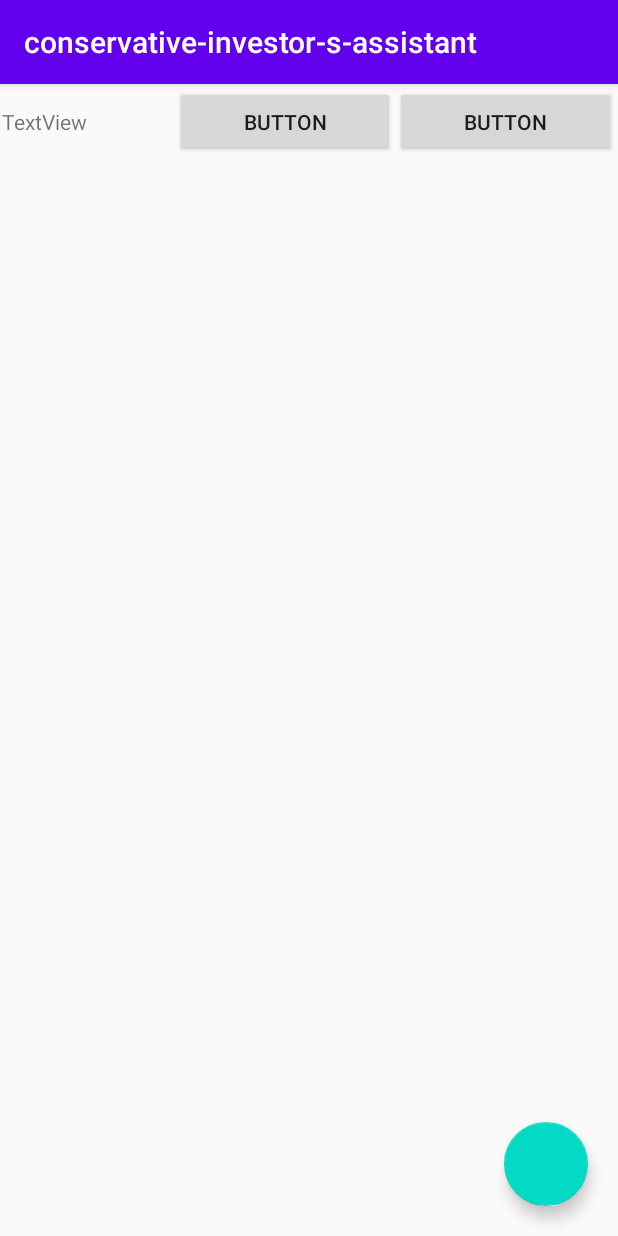
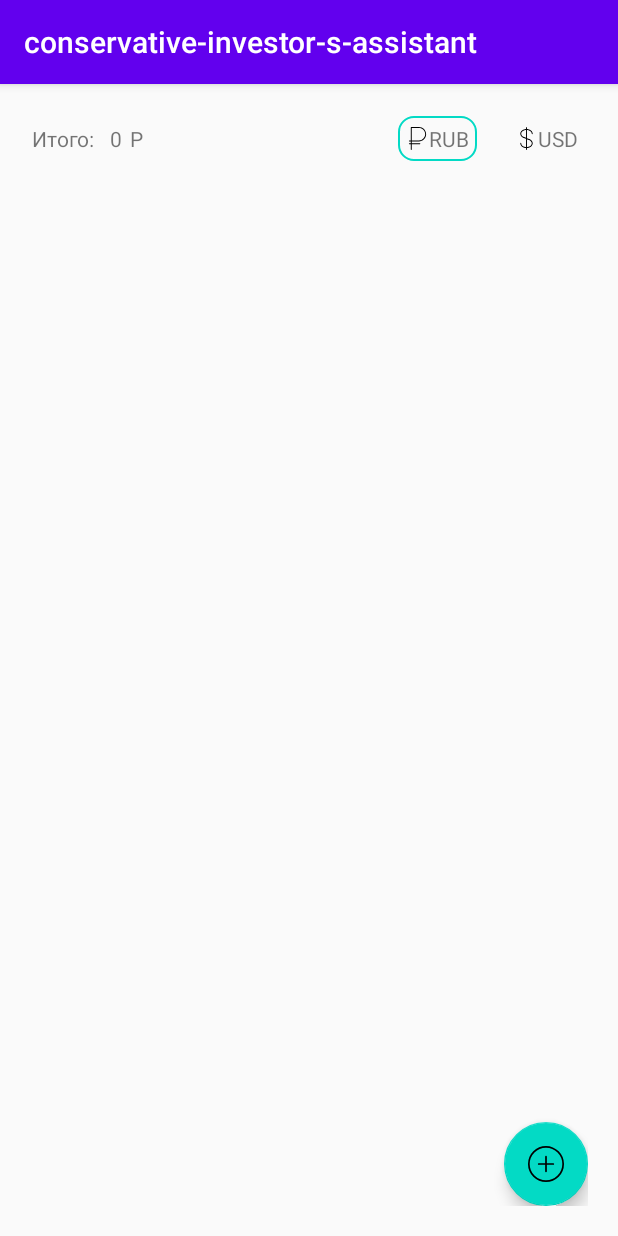
Before and after one commit to AlexanderNest/conservative-investor-s-assistant, an Android app: the screen it shows after launch (MainActivity), on a phone screen of 412 x 824 dp. Run offline under Robolectric (Android 15) with nearby library versions, the phone set to English and light mode, and no system bars.

Commit message:
Изменил дизайн главной активности

```diff
--- a/app/src/main/java/com/nestapps/conservative_investor_s_assistant/MainActivity.java
+++ b/app/src/main/java/com/nestapps/conservative_investor_s_assistant/MainActivity.java
@@ -35,4 +35,16 @@ public class MainActivity extends AppCompatActivity {
         Intent intent = new Intent(MainActivity.this, SettingsActivity.class);
         startActivity(intent);
     }
+
+    public void onRubleLayoutClicked(View view){
+        View dollar_layout = findViewById(R.id.dollar_layout);
+        dollar_layout.setBackground(null);
+        view.setBackground(getDrawable(R.drawable.checked_border));
+    }
+
+    public void onDollarLayoutClicked(View view){
+        View ruble_layout = findViewById(R.id.ruble_layout);
+        ruble_layout.setBackground(null);
+        view.setBackground(getDrawable(R.drawable.checked_border));
+    }
 }
--- /dev/null
+++ b/app/src/main/res/drawable/checked_border.xml
@@ -0,0 +1,7 @@
+<shape xmlns:android="http://schemas.android.com/apk/res/android"
+    android:thickness="0dp"
+    android:shape="rectangle">
+    <stroke android:width="1dp"
+        android:color="@color/colorAccent"/>
+    <corners android:radius="10dp" />
+</shape>
--- /dev/null
+++ b/app/src/main/res/drawable/ic_add.xml
@@ -0,0 +1,12 @@
+<vector xmlns:android="http://schemas.android.com/apk/res/android"
+    android:width="128dp"
+    android:height="128dp"
+    android:viewportWidth="128"
+    android:viewportHeight="128">
+  <path
+      android:fillColor="#FF000000"
+      android:pathData="M64,0a64,64 0,1 0,64 64A64.07,64.07 0,0 0,64 0ZM64,122a58,58 0,1 1,58 -58A58.07,58.07 0,0 1,64 122Z"/>
+  <path
+      android:fillColor="#FF000000"
+      android:pathData="M90,61H67V38a3,3 0,0 0,-6 0V61H38a3,3 0,0 0,0 6H61V90a3,3 0,0 0,6 0V67H90a3,3 0,0 0,0 -6Z"/>
+</vector>
--- /dev/null
+++ b/app/src/main/res/drawable/ic_dollar.xml
@@ -0,0 +1,18 @@
+<vector xmlns:android="http://schemas.android.com/apk/res/android"
+    android:width="512dp"
+    android:height="512dp"
+    android:viewportWidth="512"
+    android:viewportHeight="512">
+  <path
+      android:fillColor="#FF000000"
+      android:pathData="M256,0c-5.888,0 -10.667,4.779 -10.667,10.667v490.667c0,5.888 4.779,10.667 10.667,10.667s10.667,-4.779 10.667,-10.667V10.667C266.667,4.779 261.888,0 256,0z"/>
+  <path
+      android:fillColor="#FF000000"
+      android:pathData="M256,42.667c-76.459,0 -138.667,47.851 -138.667,106.667c0,40.597 29.184,77.12 76.181,95.317c1.28,0.491 2.56,0.725 3.861,0.725c4.267,0 8.32,-2.581 9.941,-6.827c2.155,-5.483 -0.576,-11.648 -6.08,-13.781c-38.592,-14.955 -62.571,-43.861 -62.571,-75.435C138.667,102.272 191.317,64 256,64s117.333,38.272 117.333,85.333c0,5.888 4.779,10.667 10.667,10.667c5.888,0 10.667,-4.779 10.667,-10.667C394.667,90.517 332.459,42.667 256,42.667z"/>
+  <path
+      android:fillColor="#FF000000"
+      android:pathData="M318.464,267.371c-5.483,-2.155 -11.648,0.576 -13.781,6.08c-2.155,5.483 0.576,11.648 6.08,13.781c38.592,14.955 62.571,43.861 62.571,75.435C373.333,409.728 320.683,448 256,448s-117.333,-38.272 -117.333,-85.333c0,-5.888 -4.779,-10.667 -10.667,-10.667s-10.667,4.779 -10.667,10.667c0,58.816 62.208,106.667 138.667,106.667s138.667,-47.851 138.667,-106.667C394.667,322.069 365.483,285.547 318.464,267.371z"/>
+  <path
+      android:fillColor="#FF000000"
+      android:pathData="M318.592,267.435c-31.211,-12.587 -46.016,-17.472 -61.653,-22.635c-13.888,-4.587 -28.245,-9.344 -55.701,-20.011c-5.461,-2.197 -11.648,0.576 -13.803,6.059s0.576,11.669 6.059,13.803c27.989,10.88 42.624,15.701 56.768,20.373c15.317,5.056 29.781,9.835 60.373,22.165c1.301,0.512 2.645,0.768 3.989,0.768c4.224,0 8.213,-2.517 9.877,-6.656C326.72,275.861 324.075,269.653 318.592,267.435z"/>
+</vector>
--- /dev/null
+++ b/app/src/main/res/drawable/ic_return.xml
@@ -0,0 +1,9 @@
+<vector xmlns:android="http://schemas.android.com/apk/res/android"
+    android:width="15.699dp"
+    android:height="8.707dp"
+    android:viewportWidth="15.699"
+    android:viewportHeight="8.707">
+  <path
+      android:fillColor="#FF000000"
+      android:pathData="M15.699,3.854l-13.785,0l3.147,-3.147l-0.707,-0.707l-4.354,4.354l4.354,4.353l0.707,-0.707l-3.147,-3.146l13.785,0z"/>
+</vector>
--- /dev/null
+++ b/app/src/main/res/drawable/ic_ruble.xml
@@ -0,0 +1,9 @@
+<vector xmlns:android="http://schemas.android.com/apk/res/android"
+    android:width="512dp"
+    android:height="512dp"
+    android:viewportWidth="512"
+    android:viewportHeight="512">
+  <path
+      android:fillColor="#FF000000"
+      android:pathData="M288,320c88.359,0 160,-71.633 160,-160S376.359,0 288,0c-0.016,0 -0.016,0 -0.031,0H117.328c-5.891,0 -10.656,4.773 -10.656,10.664v287.992h-32c-5.891,0 -10.672,4.781 -10.672,10.688C64,315.219 68.781,320 74.672,320h32v42.656h-32c-5.891,0 -10.672,4.781 -10.672,10.688C64,379.219 68.781,384 74.672,384h32v117.344c0,5.875 4.766,10.656 10.656,10.656S128,507.219 128,501.344V384h181.328c5.891,0 10.672,-4.781 10.672,-10.656c0,-5.906 -4.781,-10.688 -10.672,-10.688H128V320H288zM128,21.336h159.969H288c18.734,0 36.891,3.664 53.969,10.883c16.516,6.984 31.344,16.984 44.078,29.727c12.75,12.742 22.75,27.578 29.734,44.086C423,123.109 426.672,141.273 426.672,160s-3.672,36.891 -10.891,53.969c-6.984,16.508 -16.984,31.344 -29.734,44.086c-12.734,12.742 -27.562,22.742 -44.078,29.727C324.891,295 306.734,298.656 288,298.656H128V21.336z"/>
+</vector>
--- a/app/src/main/res/layout/activity_main.xml
+++ b/app/src/main/res/layout/activity_main.xml
@@ -4,7 +4,9 @@
     xmlns:tools="http://schemas.android.com/tools"
     android:layout_width="match_parent"
     android:layout_height="match_parent"
-    tools:context=".MainActivity">
+    tools:context=".MainActivity"
+    android:padding="20dp">
+
 
     <LinearLayout
         android:id="@+id/linearLayout3"
@@ -20,36 +22,97 @@
         app:layout_constraintStart_toStartOf="parent"
         app:layout_constraintTop_toTopOf="parent">
 
-        <LinearLayout
+        <RelativeLayout
             android:layout_width="match_parent"
             android:layout_height="wrap_content"
-            android:onClick="on_add_asset_button_clicked"
+
+            >
+
+            <LinearLayout
+                android:layout_centerVertical="true"
+                android:layout_width="wrap_content"
+                android:layout_height="wrap_content"
                 android:orientation="horizontal">
 
                 <TextView
                     android:id="@+id/total_capital_text"
                     android:layout_width="wrap_content"
                     android:layout_height="wrap_content"
+                    android:layout_centerVertical="true"
+                    android:text="@string/full_cost" />
+
+                <TextView
+                    android:id="@+id/sum_of_capital"
+                    android:layout_width="wrap_content"
+                    android:layout_height="wrap_content"
+                    android:layout_marginLeft="10dp"
                     android:layout_weight="1"
-                android:text="TextView" />
+                    android:text="@string/start_amount" />
 
-            <Button
-                android:id="@+id/set_rub_button"
+                <TextView
+                    android:layout_marginLeft="5dp"
+                    android:id="@+id/textView9"
                     android:layout_width="wrap_content"
                     android:layout_height="wrap_content"
                     android:layout_weight="1"
-                android:onClick="on_add_asset_button_clicked"
-                android:text="Button" />
+                    android:text="@string/currency" />
+            </LinearLayout>
 
-            <Button
-                android:id="@+id/button4"
+            <LinearLayout
+                android:id="@+id/ruble_layout"
+                android:layout_width="wrap_content"
+                android:layout_height="wrap_content"
+                android:layout_centerVertical="true"
+                android:layout_toLeftOf="@id/dollar_layout"
+                android:background="@drawable/checked_border"
+                android:clickable="true"
+                android:gravity="center"
+                android:onClick="onRubleLayoutClicked"
+                android:orientation="horizontal"
+                android:padding="5dp">
+
+                <ImageView
+                    android:id="@+id/imageView"
+                    android:layout_width="15dp"
+                    android:layout_height="15dp"
+                    android:layout_gravity="center"
+                    app:srcCompat="@drawable/ic_ruble" />
+
+                <TextView
+                    android:id="@+id/textView5"
+                    android:layout_width="wrap_content"
+                    android:layout_height="wrap_content"
+                    android:text="@string/rub" />
+            </LinearLayout>
+
+            <LinearLayout
+                android:layout_centerVertical="true"
+                android:id="@+id/dollar_layout"
+                android:layout_width="wrap_content"
+                android:layout_height="wrap_content"
+                android:layout_alignParentRight="true"
+                android:layout_marginLeft="20dp"
+                android:padding="5dp"
+                android:clickable="true"
+                android:onClick="onDollarLayoutClicked"
+                android:gravity="center"
+                android:orientation="horizontal">
+
+                <ImageView
+                    android:id="@+id/imageView2"
+                    android:layout_width="15dp"
+                    android:layout_height="15dp"
+                    app:srcCompat="@drawable/ic_dollar" />
+
+                <TextView
+                    android:id="@+id/textView6"
                     android:layout_width="wrap_content"
                     android:layout_height="wrap_content"
                     android:layout_weight="1"
-                android:onClick="on_settings_button_clicked"
-                android:text="Button" />
+                    android:text="@string/usd" />
+            </LinearLayout>
 
-        </LinearLayout>
+        </RelativeLayout>
 
         <ScrollView
             android:layout_width="match_parent"
@@ -67,13 +130,12 @@
         android:id="@+id/floatingActionButton"
         android:layout_width="wrap_content"
         android:layout_height="wrap_content"
-        android:layout_marginRight="20dp"
-        android:layout_marginBottom="20dp"
         android:layout_weight="1"
         android:clickable="true"
         android:onClick="on_add_asset_button_clicked"
+        android:src="@drawable/ic_add"
         app:layout_constraintBottom_toBottomOf="parent"
         app:layout_constraintEnd_toEndOf="parent"
-        tools:srcCompat="@tools:sample/avatars" />
+        tools:srcCompat="@drawable/ic_add" />
 
 </androidx.constraintlayout.widget.ConstraintLayout>
--- a/app/src/main/res/values/strings.xml
+++ b/app/src/main/res/values/strings.xml
@@ -7,4 +7,15 @@
     <string name="hide_cent">Скрыть копейки</string>
 
 
+
+    <!-- MainLayout -->
+
+    <string name="full_cost">Итого: </string>
+    <string name="rub">RUB</string>
+    <string name="usd">USD</string>
+    <string name="start_amount">0</string>
+    <string name="currency">P</string>
+
+
+
 </resources>
```
Lines whose indentation alone changed are shown as unchanged.
